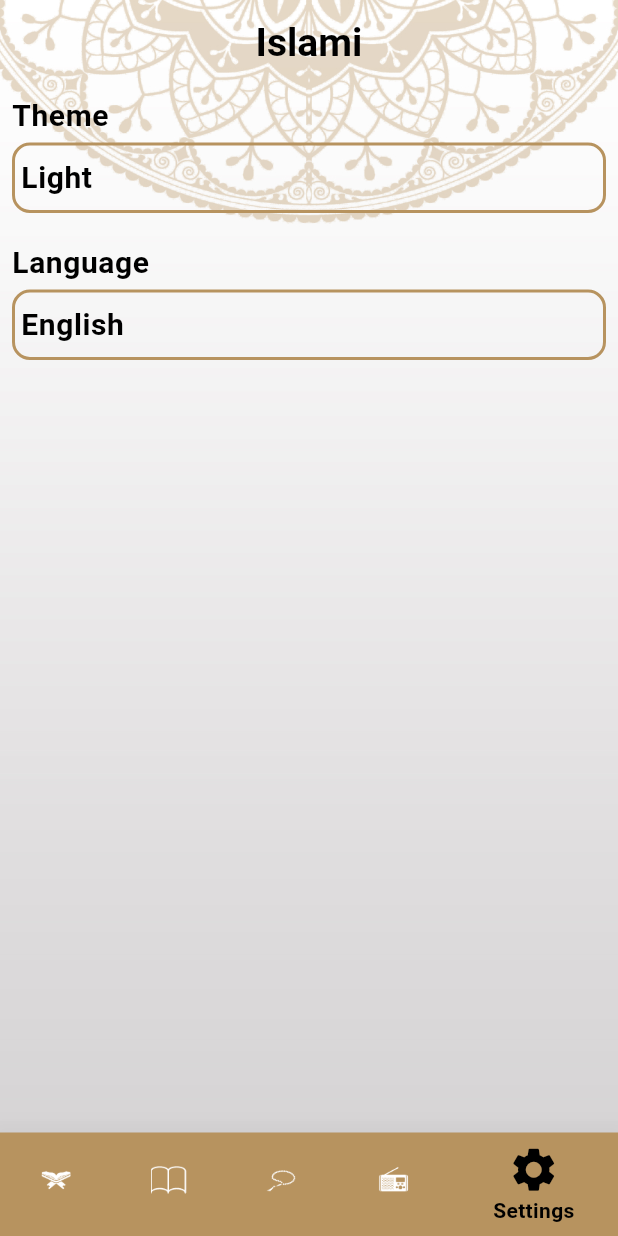
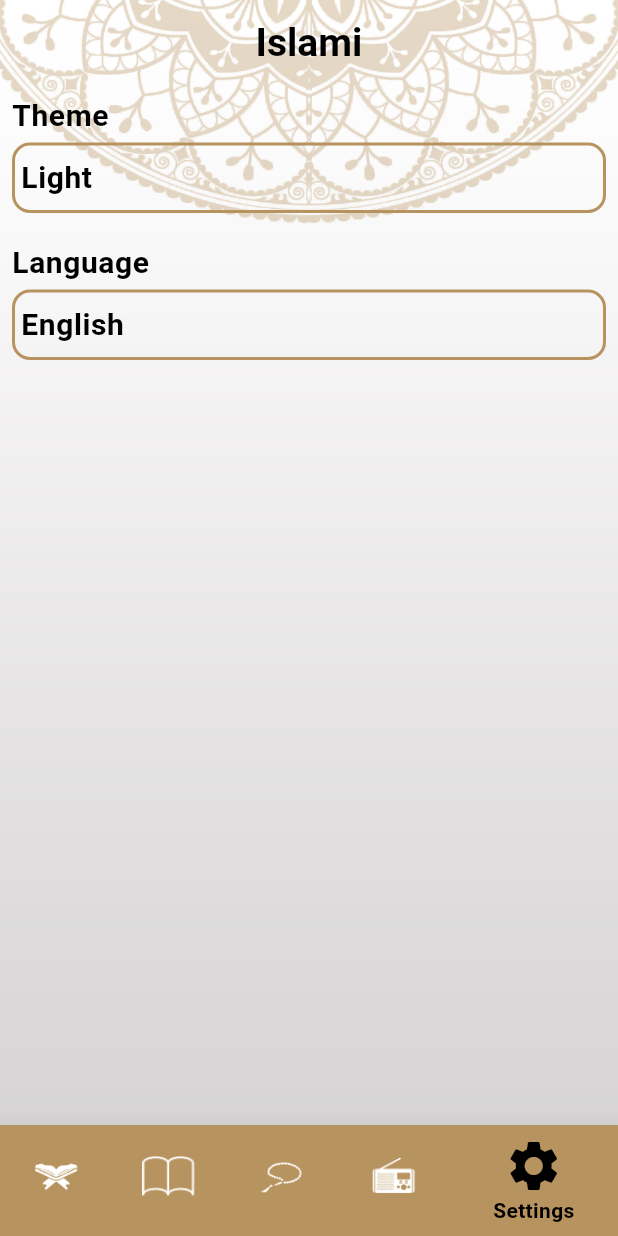
Before and after one commit to haredi/quran_app, a Flutter app: the screen it shows after launch, item 5 of the bottom bar chosen, on a phone screen of 412 x 824 dp. Run offline on Flutter 3.47's test engine with Material 3 defaults, Android fonts, the phone set to English and light mode, and no system bars; generated files the repository leaves out were written again; Roboto replaces fonts that are missing (ElMessiri-Regular.ttf); project files that could hold a hidden picture were left out.

Commit message:
+provider

```diff
--- a/lib/config/theme/my_theme.dart
+++ b/lib/config/theme/my_theme.dart
@@ -32,9 +32,10 @@ class MyTheme {
         shape: RoundedRectangleBorder(borderRadius: BorderRadius.circular(12)),
         margin: EdgeInsets.symmetric(vertical: 3, horizontal: 12)),
     bottomNavigationBarTheme: const BottomNavigationBarThemeData(
+      unselectedIconTheme: IconThemeData(size: 35),
       selectedItemColor: Colors.black,
       unselectedItemColor: Colors.white,
-      selectedIconTheme: IconThemeData(size: 35),
+      selectedIconTheme: IconThemeData(size: 40),
       showSelectedLabels: true,
       showUnselectedLabels: false,
       elevation: 20,
@@ -47,6 +48,8 @@ class MyTheme {
     dividerColor: ColorsManager.goldColor,
     primaryColor: ColorsManager.goldColor,
     textTheme: TextTheme(
+      titleMedium: TextStyle(
+          fontSize: 25, fontWeight: FontWeight.w600, color: Colors.black),
       titleSmall: TextStyle(
           fontSize: 24, fontWeight: FontWeight.w400, color: Colors.black),
       bodySmall: TextStyle(
@@ -106,6 +109,10 @@ class MyTheme {
     dividerColor: ColorsManager.yellowColor,
     primaryColor: ColorsManager.darkBlue,
     textTheme: TextTheme(
+        titleMedium: TextStyle(
+            fontSize: 25,
+            fontWeight: FontWeight.w600,
+            color: ColorsManager.yellowColor),
         titleSmall: TextStyle(
             fontSize: 24, fontWeight: FontWeight.w400, color: Colors.white),
         bodyLarge: TextStyle(
--- a/lib/main.dart
+++ b/lib/main.dart
@@ -1,7 +1,10 @@
 import 'package:flutter/material.dart';
+import 'package:provider/provider.dart';
+import 'package:quran_app/provider/settings_provider.dart';
 
 import 'my_app/my_app.dart';
 
 void main() {
-  runApp(MyApp());
+  runApp(ChangeNotifierProvider(
+      create: (context) => SettingsProvider(), child: MyApp()));
 }
--- a/lib/my_app/my_app.dart
+++ b/lib/my_app/my_app.dart
@@ -1,5 +1,6 @@
 import 'package:flutter/material.dart';
 import 'package:flutter_localizations/flutter_localizations.dart';
+import 'package:provider/provider.dart';
 import 'package:quran_app/config/theme/my_theme.dart';
 import 'package:quran_app/core/utils/routes_manager.dart';
 import 'package:quran_app/presentation/home/home_screen.dart';
@@ -7,12 +8,14 @@ import 'package:quran_app/presentation/home/tabs/ahadith_tab/hadith_details/hadi
 import 'package:quran_app/presentation/home/tabs/quran_tab/widgets/quran_details_screen/quran_details.dart';
 import 'package:quran_app/presentation/splash/splash_screen.dart';
 import 'package:flutter_gen/gen_l10n/app_localizations.dart';
+import 'package:quran_app/provider/settings_provider.dart';
 
 class MyApp extends StatelessWidget {
   const MyApp({super.key});
 
   @override
   Widget build(BuildContext context) {
+    var provider = Provider.of<SettingsProvider>(context, listen: true);
     return MaterialApp(
         localizationsDelegates: [
           AppLocalizations.delegate, // Add this line
@@ -24,7 +27,7 @@ class MyApp extends StatelessWidget {
           Locale('en'), // English
           Locale('ar'), // Spanish
         ],
-      locale: Locale('en'),
+        locale: Locale(provider.currentLang),
         debugShowCheckedModeBanner: false,
         routes: {
           RoutesManager.homeRoute: (_) => HomeScreen(),
@@ -35,7 +38,6 @@ class MyApp extends StatelessWidget {
         initialRoute: RoutesManager.splashRoute,
         theme: MyTheme.lightTheme,
         darkTheme: MyTheme.darkTheme,
-      themeMode: ThemeMode.light,
-    );
+        themeMode: provider.currentTheme);
   }
 }
--- a/lib/presentation/home/home_screen.dart
+++ b/lib/presentation/home/home_screen.dart
@@ -1,4 +1,5 @@
 import 'package:flutter/material.dart';
+import 'package:provider/provider.dart';
 import 'package:quran_app/core/utils/assets_manager.dart';
 import 'package:quran_app/core/utils/strings_manager.dart';
 import 'package:quran_app/presentation/home/tabs/ahadith_tab/ahadith_tab.dart';
@@ -7,6 +8,7 @@ import 'package:quran_app/presentation/home/tabs/radio_tab/radio_tab.dart';
 import 'package:quran_app/presentation/home/tabs/sebha_tab/sebha_tab.dart';
 import 'package:quran_app/presentation/home/tabs/settings_tab/settings_tab.dart';
 import 'package:flutter_gen/gen_l10n/app_localizations.dart';
+import 'package:quran_app/provider/settings_provider.dart';
 
 class HomeScreen extends StatefulWidget {
   HomeScreen({super.key});
@@ -28,13 +30,11 @@ class _HomeScreenState extends State<HomeScreen> {
 
   @override
   Widget build(BuildContext context) {
+    var provider = Provider.of<SettingsProvider>(context);
     return Container(
-      decoration: const BoxDecoration(
+      decoration: BoxDecoration(
         image: DecorationImage(
-            image: AssetImage(
-              AssetsManager.lightMainBg,
-            ),
-            fit: BoxFit.fill),
+            image: AssetImage(provider.getBackgroundImage()), fit: BoxFit.fill),
       ),
       child: Scaffold(
         appBar: AppBar(
--- a/lib/presentation/home/tabs/settings_tab/settings_tab.dart
+++ b/lib/presentation/home/tabs/settings_tab/settings_tab.dart
@@ -1,13 +1,16 @@
 import 'package:flutter/material.dart';
+import 'package:provider/provider.dart';
 import 'package:quran_app/presentation/home/tabs/settings_tab/widgets/lunguage_bottom_sheet.dart';
 import 'package:quran_app/presentation/home/tabs/settings_tab/widgets/theme_bottom_sheet.dart';
 import 'package:flutter_gen/gen_l10n/app_localizations.dart';
+import 'package:quran_app/provider/settings_provider.dart';
 
 class SettingsTab extends StatelessWidget {
   const SettingsTab({super.key});
 
   @override
   Widget build(BuildContext context) {
+    var provider = Provider.of<SettingsProvider>(context);
     return Container(
       child: Padding(
         padding: const EdgeInsets.all(8.0),
@@ -36,7 +39,9 @@ class SettingsTab extends StatelessWidget {
                           width: 2),
                       borderRadius: BorderRadius.circular(12)),
                   child: Text(
-                    AppLocalizations.of(context)!.light,
+                    provider.currentTheme == ThemeMode.light
+                        ? AppLocalizations.of(context)!.light
+                        : AppLocalizations.of(context)!.dark,
                     style: Theme.of(context)
                         .textTheme
                         .bodySmall
@@ -68,7 +73,9 @@ class SettingsTab extends StatelessWidget {
                           width: 2),
                       borderRadius: BorderRadius.circular(12)),
                   child: Text(
-                    AppLocalizations.of(context)!.english,
+                    provider.currentLang == 'en'
+                        ? AppLocalizations.of(context)!.english
+                        : AppLocalizations.of(context)!.arabic,
                     style: Theme.of(context)
                         .textTheme
                         .bodySmall
--- a/lib/provider/settings_provider.dart
+++ b/lib/provider/settings_provider.dart
@@ -0,0 +1,27 @@
+import 'package:flutter/material.dart';
+import 'package:quran_app/core/utils/assets_manager.dart';
+
+class SettingsProvider extends ChangeNotifier {
+  ThemeMode currentTheme = ThemeMode.light;
+  String currentLang = 'en';
+
+  void changeAppTheme(ThemeMode newTheme) {
+    if (currentTheme == newTheme) return;
+
+    currentTheme = newTheme;
+    notifyListeners();
+  }
+
+  String getBackgroundImage() {
+    return currentTheme == ThemeMode.light
+        ? AssetsManager.lightMainBg
+        : AssetsManager.darkMainBg;
+  }
+
+  void changeAppLanguage(String newLang) {
+    if (currentLang == newLang) return;
+
+    currentLang = newLang;
+    notifyListeners();
+  }
+}
--- a/pubspec.yaml
+++ b/pubspec.yaml
@@ -35,11 +35,10 @@ dependencies:
   intl: any
 
 
-
   # The following adds the Cupertino Icons font to your application.
   # Use with the CupertinoIcons class for iOS style icons.
   cupertino_icons: ^1.0.2
-
+  provider: ^6.1.2
   flutter_svg: ^2.0.10+1
 
 
```
Also changed, not shown: lib/presentation/home/tabs/ahadith_tab/hadith_details/hadith_details.dart (+26 -8 lines), lib/presentation/home/tabs/quran_tab/widgets/quran_details_screen/quran_details.dart (+7 -1 lines), lib/presentation/home/tabs/settings_tab/widgets/lunguage_bottom_sheet.dart (+26 -5 lines), lib/presentation/home/tabs/settings_tab/widgets/theme_bottom_sheet.dart (+26 -5 lines), pubspec.lock. Lines whose indentation alone changed are shown as unchanged.
